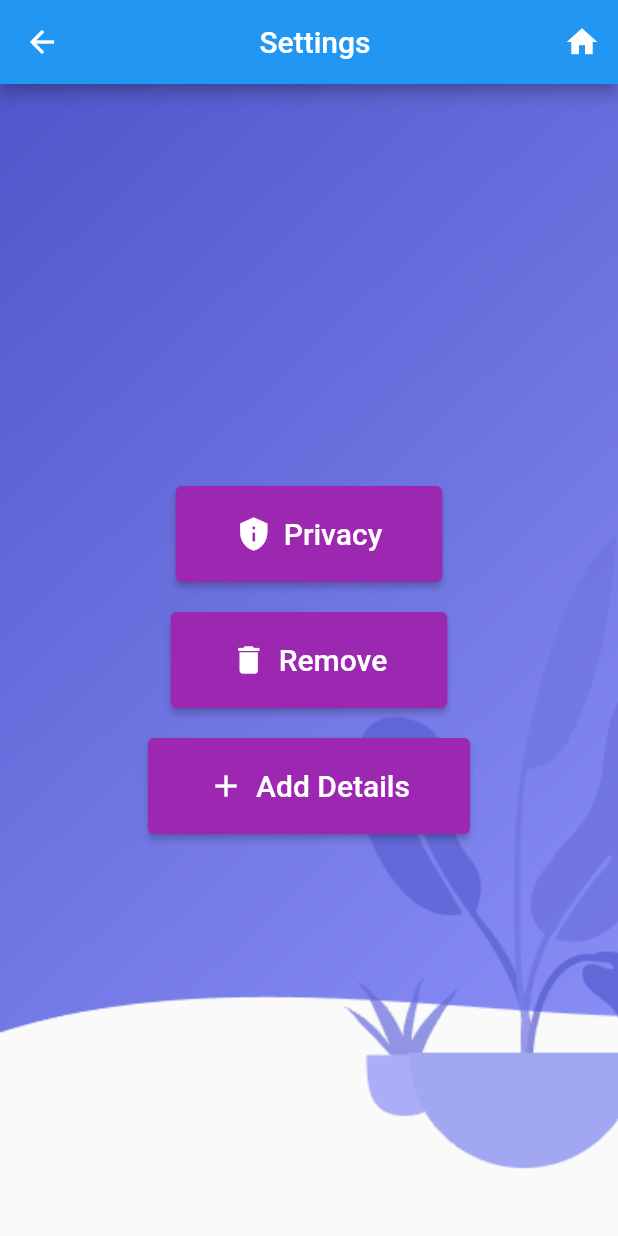
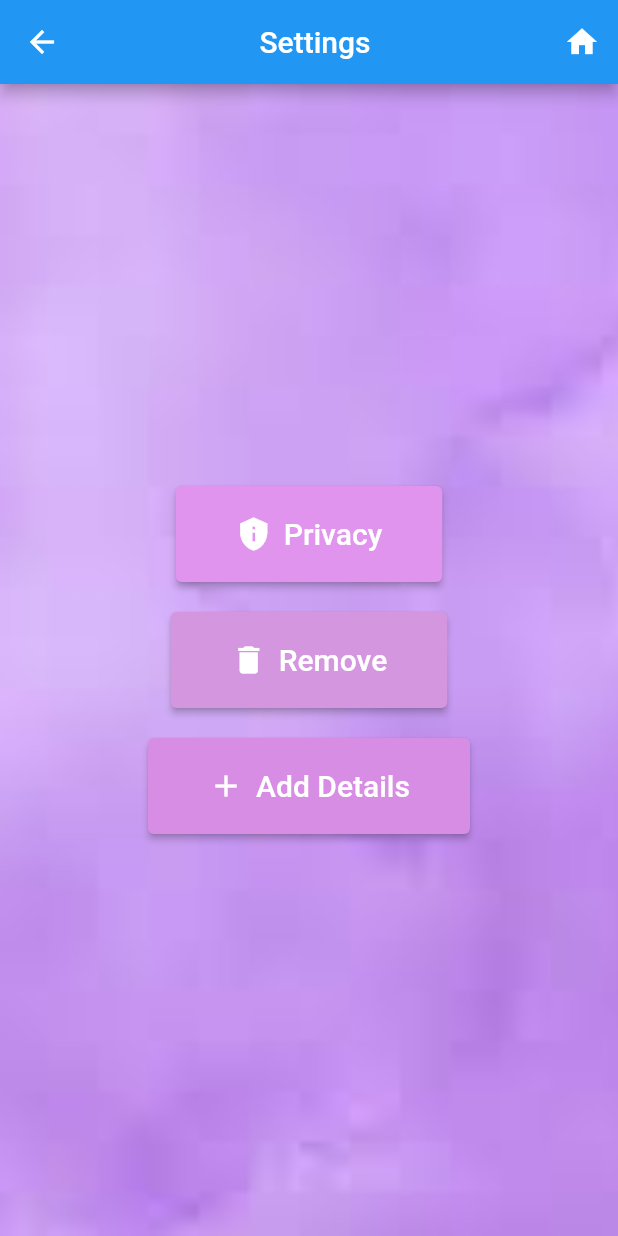
Before and after one commit to Sowjanyathota1/attendance_rep2, a Flutter app: the HomeScreen screen opened directly, on a phone screen of 412 x 824 dp. Run offline on Flutter 3.47's test engine with Material 2 defaults, Android fonts, the phone set to English and light mode, and no system bars; our stand-ins replace firebase_core, fl_chart; accounts and stored records are empty; network calls fail.

Commit message:
added files

```diff
--- a/lib/views/settings_view.dart
+++ b/lib/views/settings_view.dart
@@ -49,7 +49,7 @@ class HomeScreen extends StatelessWidget {
           decoration: const BoxDecoration(
               image: DecorationImage(
                   image: AssetImage(
-                    "assets/dropping.png"
+                    "assets/lavendor.jpg"
                   ),
                   fit: BoxFit.cover)),
           child: Column(
@@ -62,7 +62,7 @@ class HomeScreen extends StatelessWidget {
                   // Implement privacy button onPressed action
                 },
                 style: ElevatedButton.styleFrom(
-                  primary: Colors.purple,
+                  primary: Color.fromARGB(255, 224, 148, 237),
                   padding: EdgeInsets.symmetric(horizontal: 40, vertical: 20),
                 ),
                 icon: Icon(Icons.privacy_tip),
@@ -79,7 +79,7 @@ class HomeScreen extends StatelessWidget {
                   // Implement remove button onPressed action
                 },
                 style: ElevatedButton.styleFrom(
-                  primary: Colors.purple,
+                  primary: const Color.fromARGB(255, 212, 150, 223),
                   padding: EdgeInsets.symmetric(horizontal: 40, vertical: 20),
                 ),
                 icon: Icon(Icons.delete),
@@ -96,7 +96,7 @@ class HomeScreen extends StatelessWidget {
                   // Implement add details button onPressed action
                 },
                 style: ElevatedButton.styleFrom(
-                  primary: Colors.purple,
+                  primary: const Color.fromARGB(255, 215, 141, 228),
                   padding: EdgeInsets.symmetric(horizontal: 40, vertical: 20),
                 ),
                 icon: Icon(Icons.add),
```
Also changed, not shown: assets/image1.png (added), assets/image1.webp (added), 1 other file.
